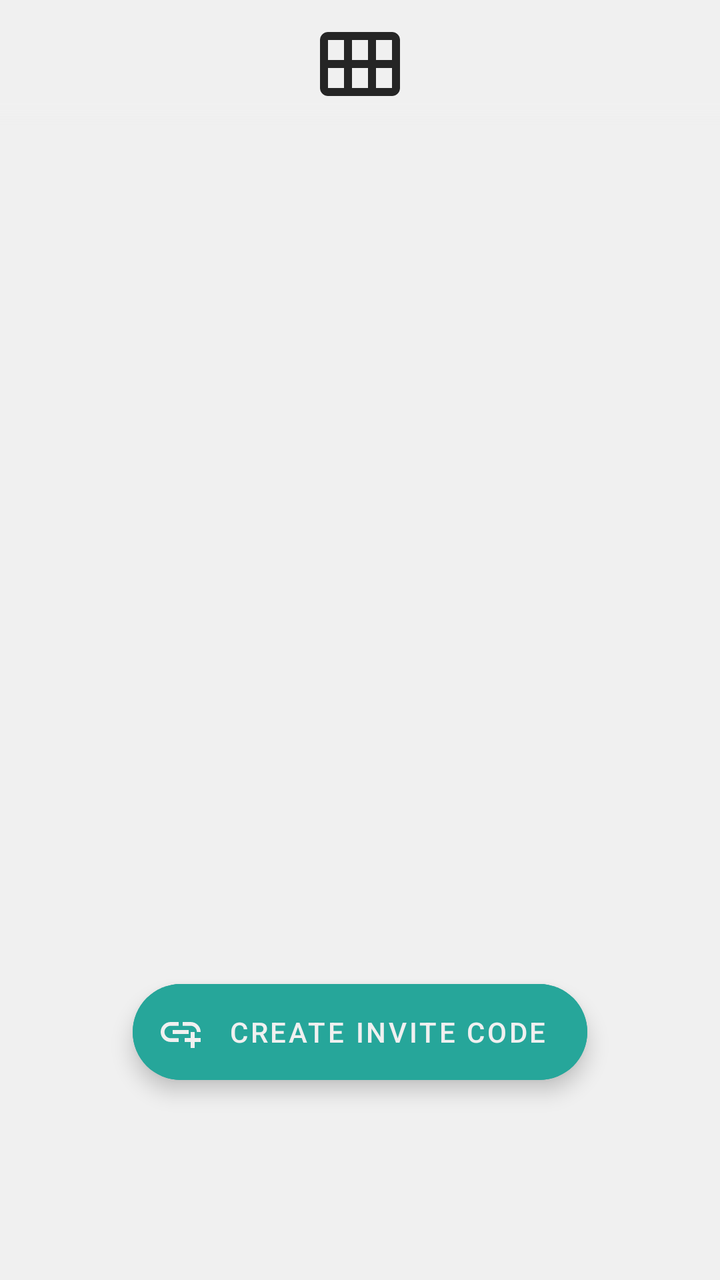
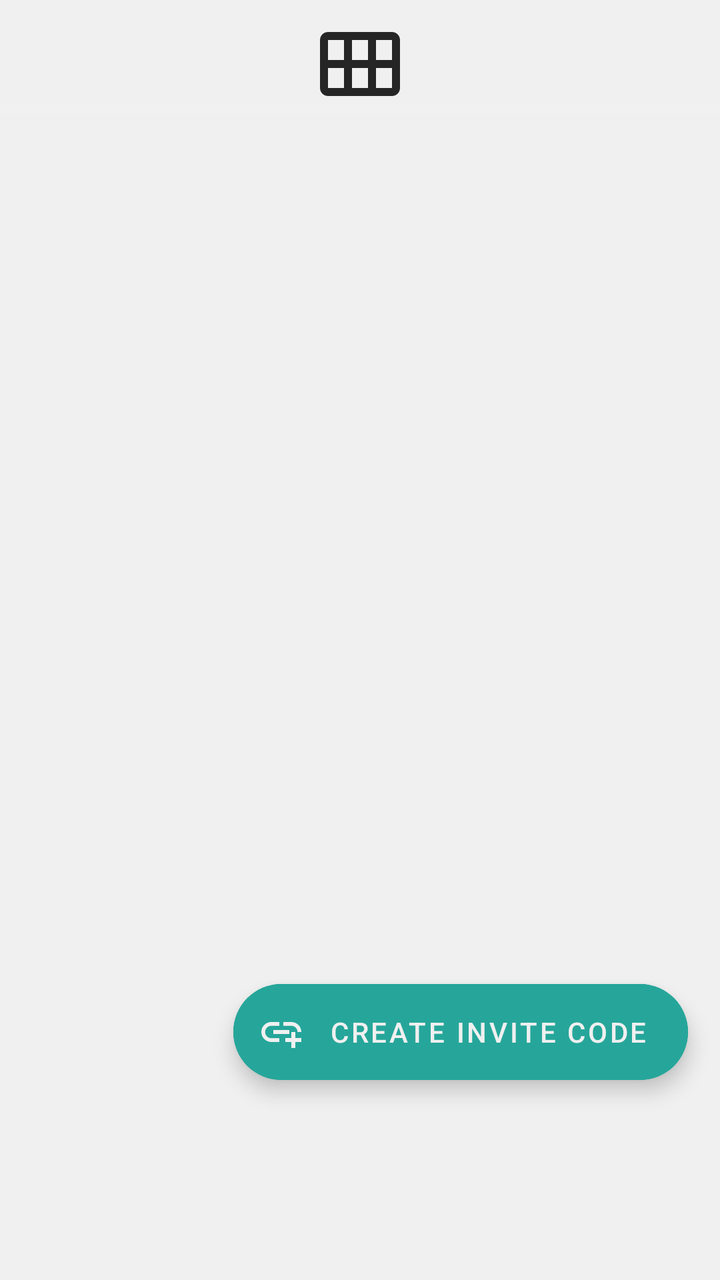

Before-and-after screenshots of an Android layout around one commit, followed by the original layout XML and the change that was made.
<!-- AndroidManifest.xml: application theme AppTheme -->
<!-- res/layout/fragment_invite_manage.xml -->
<?xml version="1.0" encoding="utf-8"?>
<androidx.constraintlayout.widget.ConstraintLayout xmlns:android="http://schemas.android.com/apk/res/android"
    xmlns:app="http://schemas.android.com/apk/res-auto"
    xmlns:tools="http://schemas.android.com/tools"
    android:layout_width="match_parent"
    android:layout_height="match_parent">

    <include
        android:id="@+id/mainHeader"
        layout="@layout/element_main_header" />

    <androidx.recyclerview.widget.RecyclerView
        android:id="@+id/rvInvites"
        android:layout_width="match_parent"
        android:layout_height="0dp"
        app:layout_constraintBottom_toBottomOf="parent"
        app:layout_constraintTop_toBottomOf="@id/mainHeader"
        app:layoutManager="androidx.recyclerview.widget.LinearLayoutManager"
        android:orientation="vertical"
        />

    <com.google.android.material.floatingactionbutton.ExtendedFloatingActionButton
        android:id="@+id/bCreate"
        android:layout_width="wrap_content"
        android:layout_height="wrap_content"
        app:layout_constraintEnd_toEndOf="parent"
        app:layout_constraintStart_toStartOf="parent"
        app:layout_constraintBottom_toBottomOf="parent"
        android:layout_marginBottom="@dimen/bottomBar_spacing"
        android:text="@string/invite_create_button"
        app:icon="@drawable/ic_add_link"
        android:backgroundTint="@color/fab_background_color"
        />

</androidx.constraintlayout.widget.ConstraintLayout>
<!-- res/layout/element_main_header.xml (included above) -->
<?xml version="1.0" encoding="utf-8"?>
<androidx.constraintlayout.widget.ConstraintLayout
    xmlns:android="http://schemas.android.com/apk/res/android"
    android:layout_width="match_parent"
    android:id="@+id/mainHeader"
    android:elevation="16dp"
    android:background="@drawable/background_header_toolbar"
    android:layout_height="@dimen/main_header_height">

    <androidx.appcompat.widget.AppCompatImageView
        android:layout_width="match_parent"
        android:layout_height="match_parent"
        android:scaleType="fitCenter"
        android:layout_margin="8dp"
        android:src="@drawable/ic_logo_full"
        />

</androidx.constraintlayout.widget.ConstraintLayout>
<!-- resources referenced by this layout -->
<resources>
  <dimen name="bottomBar_spacing">100dp</dimen>
  <dimen name="main_header_height">64dp</dimen>
  <!-- drawable background_header_toolbar (drawable) -->
  <?xml version="1.0" encoding="utf-8"?>
  <shape xmlns:android="http://schemas.android.com/apk/res/android"
      android:shape="rectangle">
  
      <gradient
          android:startColor="@color/backgroundMain"
          android:centerColor="@color/backgroundMain"
          android:endColor="@color/transparent"
          android:type="linear"
          android:angle="270"
          android:centerY="0.8"
          />
  </shape>
  <!-- drawable ic_add_link (drawable) -->
  <vector xmlns:android="http://schemas.android.com/apk/res/android"
      android:width="24dp"
      android:height="24dp"
      android:viewportWidth="24"
      android:viewportHeight="24"
      android:tint="?attr/colorControlNormal">
    <path
        android:fillColor="@android:color/white"
        android:pathData="M8,11h8v2L8,13zM20.1,12L22,12c0,-2.76 -2.24,-5 -5,-5h-4v1.9h4c1.71,0 3.1,1.39 3.1,3.1zM3.9,12c0,-1.71 1.39,-3.1 3.1,-3.1h4L11,7L7,7c-2.76,0 -5,2.24 -5,5s2.24,5 5,5h4v-1.9L7,15.1c-1.71,0 -3.1,-1.39 -3.1,-3.1zM19,12h-2v3h-3v2h3v3h2v-3h3v-2h-3z"/>
  </vector>
  <!-- drawable ic_logo_full (drawable) -->
  <vector xmlns:android="http://schemas.android.com/apk/res/android"
      android:width="24dp"
      android:height="24dp"
      android:tint="?attr/colorControlNormal"
      android:viewportWidth="24"
      android:viewportHeight="24">
      <path
          android:fillColor="@android:color/white"
          android:pathData="M20,4H4C2.9,4 2,4.9 2,6v12c0,1.1 0.9,2 2,2h16c1.1,0 2,-0.9 2,-2V6C22,4.9 21.1,4 20,4zM8,11H4V6h4V11zM14,11h-4V6h4V11zM20,11h-4V6h4V11zM8,18H4v-5h4V18zM14,18h-4v-5h4V18zM20,18h-4v-5h4V18z" />
  </vector>
  <string name="invite_create_button">Create invite code</string>
  <style name="AppTheme" parent="AppThemeBase">
      </style>
  <color name="backgroundMain">@color/theme_lightest</color>
  <color name="transparent">@android:color/transparent</color>
  <style name="AppThemeBase" parent="Theme.MaterialComponents.DayNight.NoActionBar">
  
          <item name="colorPrimary">@color/theme_lightest</item>
          <item name="colorPrimaryVariant">@color/theme_lightest</item>
          <item name="colorOnPrimary">@color/theme_medium</item>
  
          <item name="colorSecondary">@color/accent</item>
          <item name="colorSecondaryVariant">@color/accentDark</item>
          <item name="colorOnSecondary">@color/theme_lightest</item>
  
          <item name="colorControlHighlight">@color/alpha_grey_highlight</item>
  
          <item name="android:textColorPrimary">@color/theme_highest</item>
          <item name="android:textColorSecondary">@color/theme_high</item>
  
          <item name="android:windowNoTitle">true</item>
          <item name="android:windowActionBar">false</item>
          <item name="android:windowContentOverlay">@null</item>
          <item name="android:windowBackground">@color/backgroundMain</item>
          <item name="android:windowLightStatusBar">@bool/app_windowLightNavigationBar</item>
          <item name="android:windowDrawsSystemBarBackgrounds">true</item>
          <item name="android:statusBarColor">@android:color/transparent</item>
  
      </style>
  <color name="theme_lightest">@color/light_theme_lightest</color>
  <color name="theme_medium">@color/light_theme_medium</color>
  <color name="accent">#26A69A</color>
  <color name="accentDark">#00796B</color>
  <color name="alpha_grey_highlight">#20737373</color>
  <color name="theme_highest">@color/light_theme_highest</color>
  <color name="theme_high">@color/light_theme_high</color>
  <color name="light_theme_lightest">#F0F0F0</color>
  <color name="light_theme_medium">#929292</color>
  <color name="light_theme_highest">#151515</color>
  <color name="light_theme_high">#252525</color>
</resources>

<!-- the commit's change to res/layout/fragment_invite_manage.xml (unified diff, before → after) -->
@@ -24,7 +24,7 @@
         android:layout_width="wrap_content"
         android:layout_height="wrap_content"
         app:layout_constraintEnd_toEndOf="parent"
-        app:layout_constraintStart_toStartOf="parent"
+        android:layout_marginHorizontal="@dimen/activity_side_margin"
         app:layout_constraintBottom_toBottomOf="parent"
         android:layout_marginBottom="@dimen/bottomBar_spacing"
         android:text="@string/invite_create_button"
<!-- resource entries referenced after the edit -->
@@ -1,5 +1,6 @@
 <!-- resources referenced by this layout -->
 <resources>
+  <dimen name="activity_side_margin">16dp</dimen>
   <dimen name="bottomBar_spacing">100dp</dimen>
   <dimen name="main_header_height">64dp</dimen>
   <!-- drawable background_header_toolbar (drawable) -->
